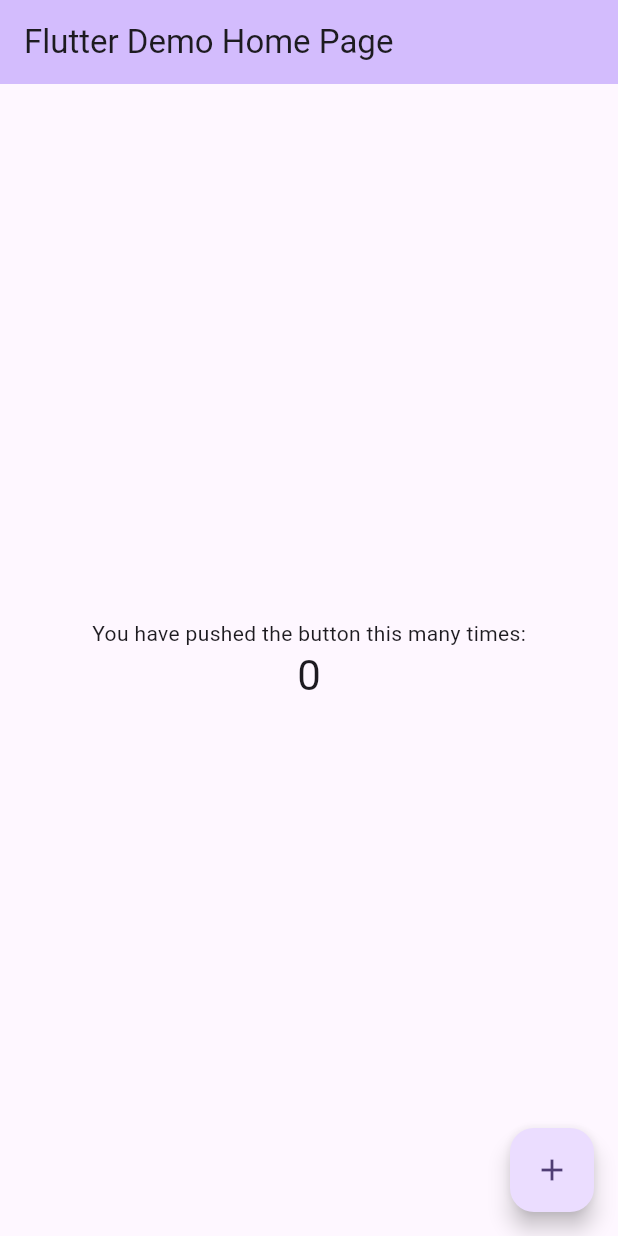
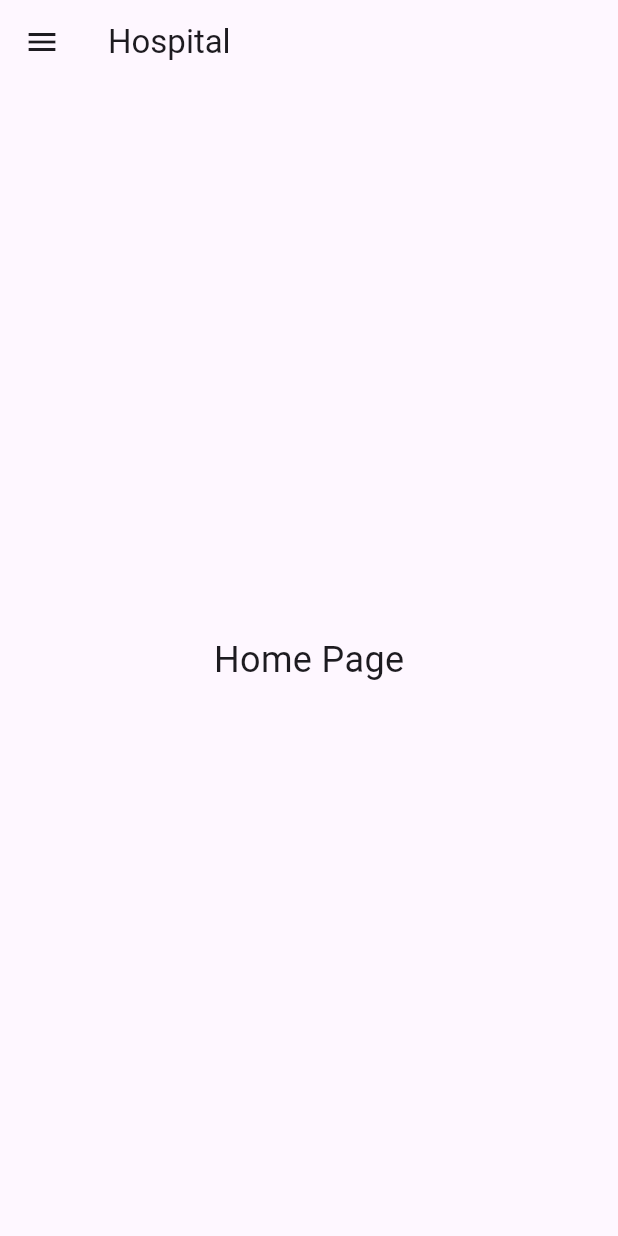
Before and after one commit to fxsosa/front2tp, a Flutter app: the screen it shows after launch, on a phone screen of 412 x 824 dp. Run offline on Flutter 3.47's test engine with Material 2 defaults, Android fonts, the phone set to English and light mode, and no system bars.

Commit message:
agregado AppBar

```diff
--- a/lib/main.dart
+++ b/lib/main.dart
@@ -11,7 +11,7 @@ class MyApp extends StatelessWidget {
   @override
   Widget build(BuildContext context) {
     return MaterialApp(
-      title: 'Flutter Demo',
+      title: 'Front 2P',
       theme: ThemeData(
         // This is the theme of your application.
         //
@@ -31,13 +31,13 @@ class MyApp extends StatelessWidget {
         colorScheme: ColorScheme.fromSeed(seedColor: Colors.deepPurple),
         useMaterial3: true,
       ),
-      home: const MyHomePage(title: 'Flutter Demo Home Page'),
+      home: const MyHomePage(),
     );
   }
 }
 
 class MyHomePage extends StatefulWidget {
-  const MyHomePage({super.key, required this.title});
+  const MyHomePage({super.key});
 
   // This widget is the home page of your application. It is stateful, meaning
   // that it has a State object (defined below) that contains fields that affect
@@ -48,26 +48,11 @@ class MyHomePage extends StatefulWidget {
   // used by the build method of the State. Fields in a Widget subclass are
   // always marked "final".
 
-  final String title;
-
   @override
   State<MyHomePage> createState() => _MyHomePageState();
 }
 
 class _MyHomePageState extends State<MyHomePage> {
-  int _counter = 0;
-
-  void _incrementCounter() {
-    setState(() {
-      // This call to setState tells the Flutter framework that something has
-      // changed in this State, which causes it to rerun the build method below
-      // so that the display can reflect the updated values. If we changed
-      // _counter without calling setState(), then the build method would not be
-      // called again, and so nothing would appear to happen.
-      _counter++;
-    });
-  }
-
   @override
   Widget build(BuildContext context) {
     // This method is rerun every time setState is called, for instance as done
@@ -78,48 +63,25 @@ class _MyHomePageState extends State<MyHomePage> {
     // than having to individually change instances of widgets.
     return Scaffold(
       appBar: AppBar(
-        // TRY THIS: Try changing the color here to a specific color (to
-        // Colors.amber, perhaps?) and trigger a hot reload to see the AppBar
-        // change color while the other colors stay the same.
-        backgroundColor: Theme.of(context).colorScheme.inversePrimary,
-        // Here we take the value from the MyHomePage object that was created by
-        // the App.build method, and use it to set our appbar title.
-        title: Text(widget.title),
-      ),
-      body: Center(
-        // Center is a layout widget. It takes a single child and positions it
-        // in the middle of the parent.
-        child: Column(
-          // Column is also a layout widget. It takes a list of children and
-          // arranges them vertically. By default, it sizes itself to fit its
-          // children horizontally, and tries to be as tall as its parent.
-          //
-          // Column has various properties to control how it sizes itself and
-          // how it positions its children. Here we use mainAxisAlignment to
-          // center the children vertically; the main axis here is the vertical
-          // axis because Columns are vertical (the cross axis would be
-          // horizontal).
-          //
-          // TRY THIS: Invoke "debug painting" (choose the "Toggle Debug Paint"
-          // action in the IDE, or press "p" in the console), to see the
-          // wireframe for each widget.
-          mainAxisAlignment: MainAxisAlignment.center,
-          children: <Widget>[
-            const Text(
-              'You have pushed the button this many times:',
-            ),
-            Text(
-              '$_counter',
-              style: Theme.of(context).textTheme.headlineMedium,
-            ),
-          ],
+        title: const Text('Hospital'),
+        leading: Builder(
+          builder: (BuildContext context) {
+            return IconButton(
+              icon: const Icon(Icons.menu),
+              onPressed: () {
+                Scaffold.of(context).openDrawer();
+              },
+              tooltip: MaterialLocalizations.of(context).openAppDrawerTooltip,
+            );
+          },
         ),
       ),
-      floatingActionButton: FloatingActionButton(
-        onPressed: _incrementCounter,
-        tooltip: 'Increment',
-        child: const Icon(Icons.add),
-      ), // This trailing comma makes auto-formatting nicer for build methods.
+      body: const Center(
+        child: Text(
+          'Home Page',
+          style: TextStyle(fontSize: 24),
+        ),
+      ),
     );
   }
 }
```
